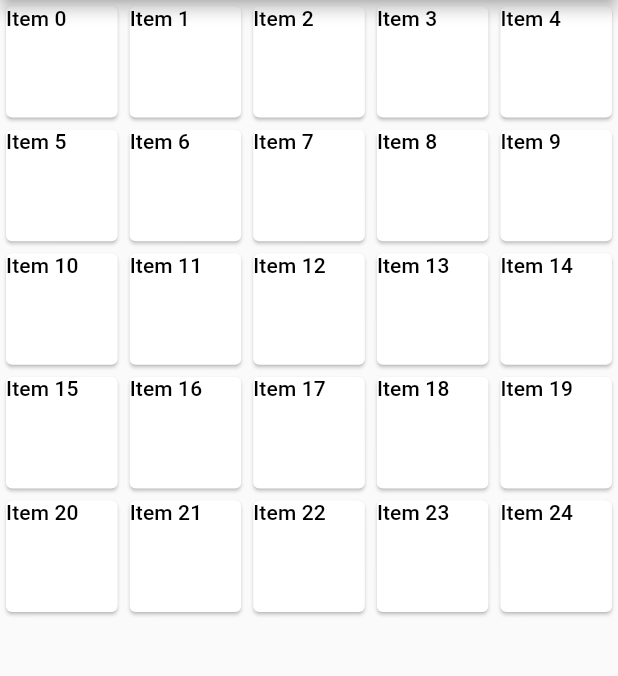
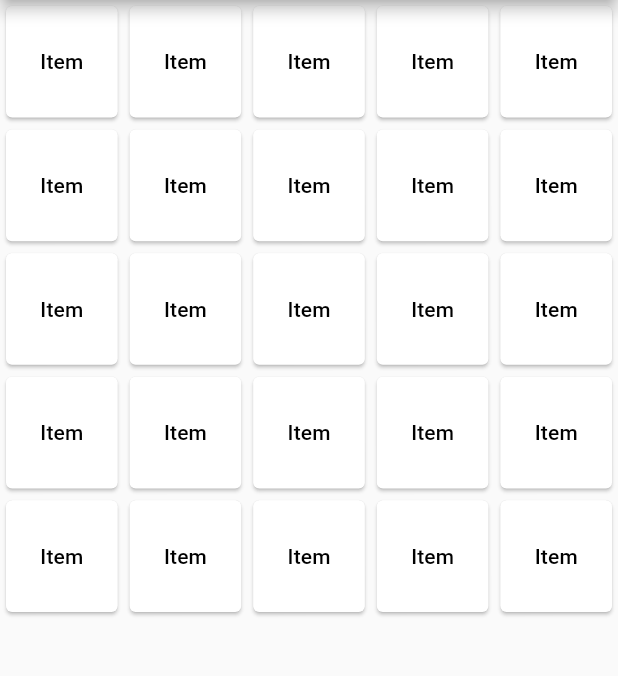
Before and after one commit to joshprzybyszewski/chringo, a Flutter app: the screen it shows after launch, on a phone screen of 412 x 824 dp, the part 84-760 px from its top. Run offline on Flutter 3.47's test engine with Material 2 defaults, Android fonts, the phone set to English and light mode, and no system bars; our stand-ins replace cloud_firestore; accounts and stored records are empty.

Commit message:
implement BingoCard as stateful widget

```diff
--- a/chringo/lib/main.dart
+++ b/chringo/lib/main.dart
@@ -49,12 +49,7 @@ class _MyHomePageState extends State<MyHomePage> {
       crossAxisCount: 5,
       // Generate 100 widgets that display their index in the List.
       children: List.generate(25, (index) {
-        return Card(
-          child: Text(
-            'Item $index',
-            style: Theme.of(context).textTheme.subtitle,
-          ),
-        );
+        return new BingoCard(index);
       }),
     );
   }
@@ -87,6 +82,33 @@ class _MyHomePageState extends State<MyHomePage> {
   }
 }
 
+class BingoCard extends StatefulWidget {
+  final int index;
+  BingoCard(this.index);
+
+  @override
+  _BingoCardState createState() => _BingoCardState();
+}
+
+class _BingoCardState extends State {
+  _BingoCardState();
+
+  @override
+  Widget build(BuildContext context) {
+    return GestureDetector(
+      child: Card(
+        child: Center(
+          child: Text(
+            'Item',
+            style: Theme.of(context).textTheme.subtitle,
+          ),
+        ),
+      ),
+      onTap: () => print("hello"),
+    );
+  }
+}
+
 class Record {
   final String name;
   final int votes;
```
